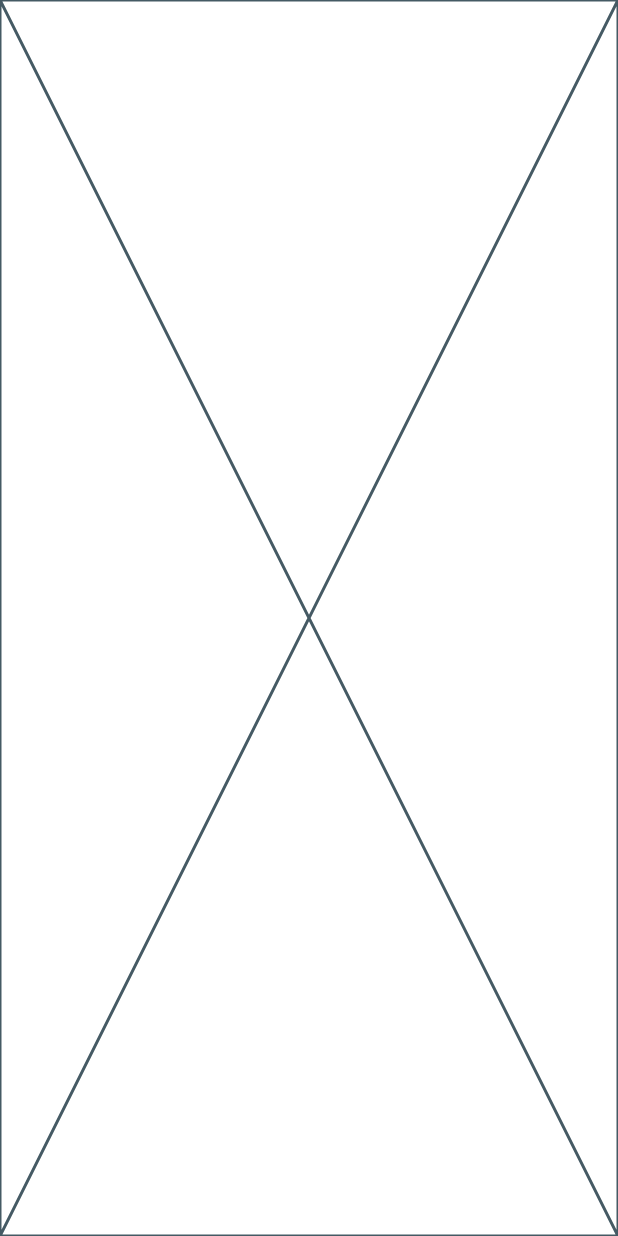
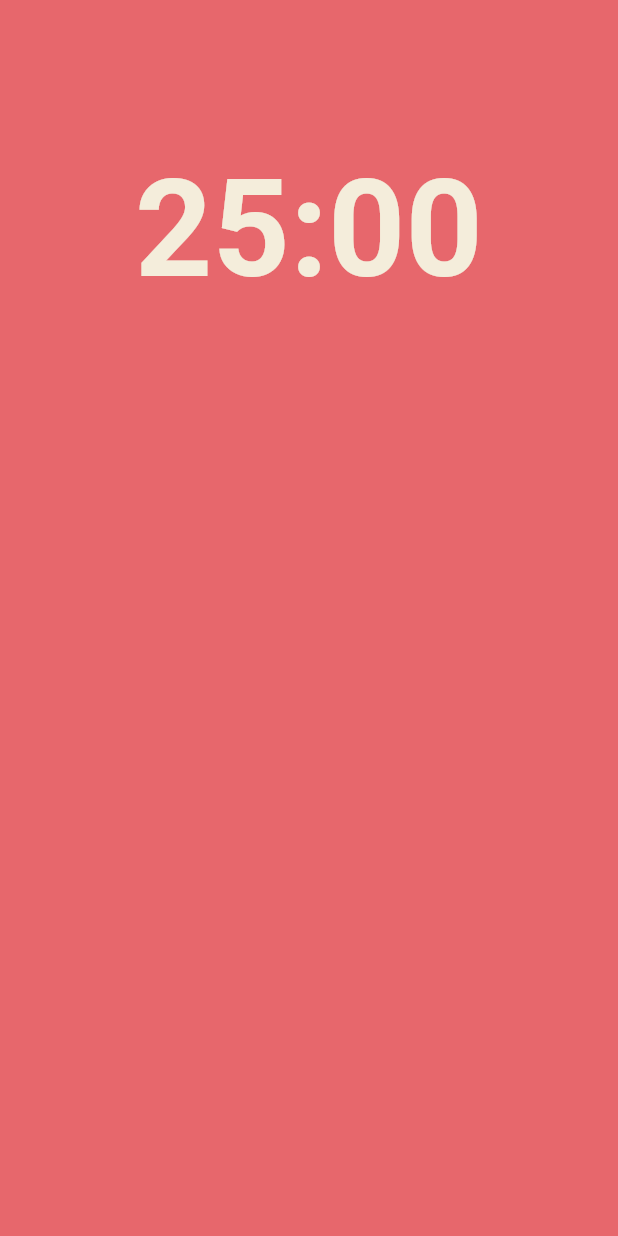
Before and after one commit to leoyun97/pomodoro, a Flutter app: the screen it shows after launch, on a phone screen of 412 x 824 dp. Run offline on Flutter 3.47's test engine with Material 2 defaults, Android fonts, the phone set to English and light mode, and no system bars.

Commit message:
flexible 1st has been done

```diff
--- a/lib/screens/home_screen.dart
+++ b/lib/screens/home_screen.dart
@@ -10,6 +10,36 @@ class HomeScreen extends StatefulWidget {
 class _HomeScreenState extends State<HomeScreen> {
   @override
   Widget build(BuildContext context) {
-    return const Placeholder();
+    return MaterialApp(
+      home: Scaffold(
+        backgroundColor: Theme.of(context).backgroundColor,
+        body: Column(
+          children: [
+            Flexible(
+              flex: 1,
+              child: Container(
+                alignment: Alignment.bottomCenter,
+                child: Text(
+                  '25:00',
+                  style: TextStyle(
+                    color: Theme.of(context).cardColor,
+                    fontSize: 90,
+                    fontWeight: FontWeight.w600,
+                  ),
+                ),
+              ),
+            ),
+            Flexible(
+              flex: 2,
+              child: Container(),
+            ),
+            Flexible(
+              flex: 1,
+              child: Container(),
+            ),
+          ],
+        ),
+      ),
+    );
   }
 }
```
Also changed, not shown: pubspec.lock.
